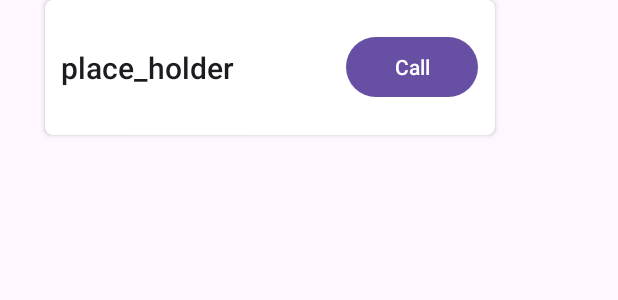
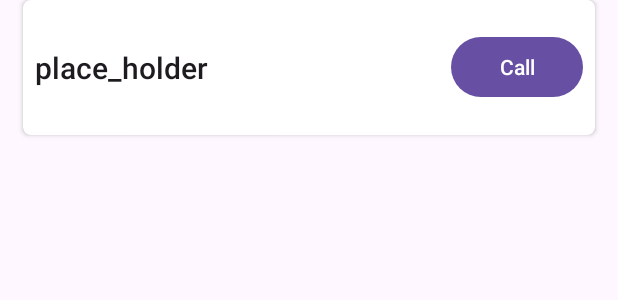
Before and after one commit to samtack045/NightGuide, an Android app: the layout contact_item_cell.xml on its own in the app's theme, with its tools: preview values and no code run, on a phone screen of 412 x 824 dp. Shown: the top 300 px of the screen. Run offline under Robolectric (Android 15) with nearby library versions, the phone set to English and light mode, and no system bars.

Commit message:
Added formatting changes to make contract entry neater

```diff
--- a/app/src/main/res/layout/contact_item_cell.xml
+++ b/app/src/main/res/layout/contact_item_cell.xml
@@ -3,9 +3,10 @@
     xmlns:android="http://schemas.android.com/apk/res/android"
     xmlns:app="http://schemas.android.com/apk/res-auto"
     android:id="@+id/contactCellContainer"
-    android:layout_width="300dp"
+    android:layout_width="match_parent"
     android:layout_height="90dp"
-    android:layout_marginStart="30dp"
+    android:layout_marginStart="15dp"
+    android:layout_marginEnd="15dp"
     android:layout_marginBottom="10dp"
     app:cardCornerRadius="5dp">
 
@@ -14,17 +15,20 @@
         android:layout_width="match_parent"
         android:layout_height="match_parent"
         android:gravity="center"
-        android:orientation="horizontal">
+        android:orientation="horizontal"
+        android:paddingStart="8dp"
+        android:paddingEnd="8dp">
 
         <TextView
             android:id="@+id/name"
             style="@style/TextAppearance.AppCompat.Title"
-            android:layout_width="190dp"
+            android:layout_weight="1"
+            android:layout_width="0dp"
             android:layout_height="wrap_content"
             android:text="place_holder"
             app:layout_constraintStart_toStartOf="parent"
             app:layout_constraintTop_toTopOf="parent"
-            app:layout_constraintBottom_toBottomOf="parent"/>
+            app:layout_constraintBottom_toBottomOf="parent" />
 
         <Button
             android:id="@+id/butCall"
```
